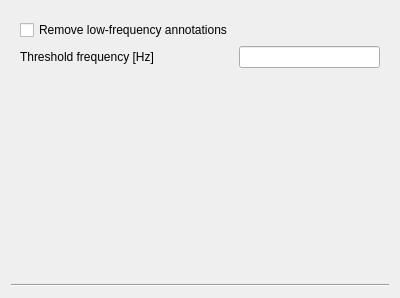
Old version of the form qt_designer/settings/filtering_settings.ui in the repository JosephTheMoUSE/MoUSE-GUI.
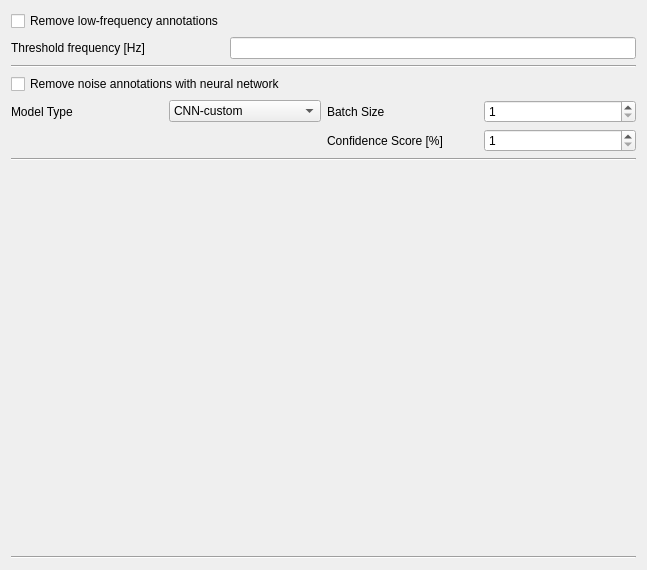
New version of the form.

Commit message: Add cnn filtering to GUI.

The edit to the form file:
```diff
--- a/qt_designer/settings/filtering_settings.ui
+++ b/qt_designer/settings/filtering_settings.ui
@@ -6,8 +6,8 @@
    <rect>
     <x>0</x>
     <y>0</y>
-    <width>400</width>
-    <height>298</height>
+    <width>647</width>
+    <height>570</height>
    </rect>
   </property>
   <property name="windowTitle">
@@ -15,19 +15,7 @@
   </property>
   <layout class="QVBoxLayout" name="verticalLayout">
    <item>
-    <widget class="QStackedWidget" name="classificationStackedWidget">
-     <property name="currentIndex">
-      <number>0</number>
-     </property>
-     <widget class="QWidget" name="LowHighFrequencyPage">
-      <layout class="QGridLayout" name="gridLayout">
-       <item row="1" column="1">
-        <widget class="QLineEdit" name="frequencyThresholdNameEdit">
-         <property name="text">
-          <string/>
-         </property>
-        </widget>
-       </item>
+    <layout class="QGridLayout" name="frequencyFilterGridLayout">
        <item row="1" column="0">
         <widget class="QLabel" name="frequencyThresholdLabel">
          <property name="text">
@@ -42,7 +30,91 @@
          </property>
         </widget>
        </item>
+     <item row="1" column="1">
+      <widget class="QLineEdit" name="frequencyThresholdNameEdit">
+       <property name="text">
+        <string/>
+       </property>
+      </widget>
+     </item>
+    </layout>
+   </item>
+   <item>
+    <widget class="Line" name="upperHorizontalLine_2">
+     <property name="orientation">
+      <enum>Qt::Horizontal</enum>
+     </property>
+    </widget>
+   </item>
+   <item>
+    <layout class="QGridLayout" name="neuralNetworkFilterGridLayout">
+     <item row="2" column="3">
+      <widget class="QLabel" name="modelBatchSize">
+       <property name="text">
+        <string>Batch Size</string>
+       </property>
+      </widget>
+     </item>
+     <item row="4" column="4">
+      <widget class="QSpinBox" name="batchSizeSpinBox">
+       <property name="minimum">
+        <number>1</number>
+       </property>
+       <property name="maximum">
+        <number>1024</number>
+       </property>
+      </widget>
+     </item>
+     <item row="4" column="3">
+      <widget class="QLabel" name="modelConfidenceScore">
+       <property name="text">
+        <string>Confidence Score [%]</string>
+       </property>
+      </widget>
+     </item>
+     <item row="2" column="4">
+      <widget class="QSpinBox" name="confidenceSpinBox">
+       <property name="minimum">
+        <number>1</number>
+       </property>
+       <property name="maximum">
+        <number>100</number>
+       </property>
+      </widget>
+     </item>
        <item row="2" column="0">
+      <widget class="QLabel" name="modelTypeLabel">
+       <property name="text">
+        <string>Model Type</string>
+       </property>
+      </widget>
+     </item>
+     <item row="0" column="0" colspan="2">
+      <widget class="QCheckBox" name="neuralNetworkFilterCheckBox">
+       <property name="text">
+        <string>Remove noise annotations with neural network</string>
+       </property>
+      </widget>
+     </item>
+     <item row="2" column="1">
+      <widget class="QComboBox" name="modelTypeComboBox">
+       <item>
+        <property name="text">
+         <string>CNN-custom</string>
+        </property>
+       </item>
+      </widget>
+     </item>
+    </layout>
+   </item>
+   <item>
+    <widget class="Line" name="upperHorizontalLine_3">
+     <property name="orientation">
+      <enum>Qt::Horizontal</enum>
+     </property>
+    </widget>
+   </item>
+   <item>
         <spacer name="verticalSpacer">
          <property name="orientation">
           <enum>Qt::Vertical</enum>
@@ -54,11 +126,6 @@
           </size>
          </property>
         </spacer>
-       </item>
-      </layout>
-     </widget>
-     <widget class="QWidget" name="page_2"/>
-    </widget>
    </item>
    <item>
     <widget class="Line" name="upperHorizontalLine">
```
Lines whose indentation alone changed are shown as unchanged. The commit also changes 6 other files.
